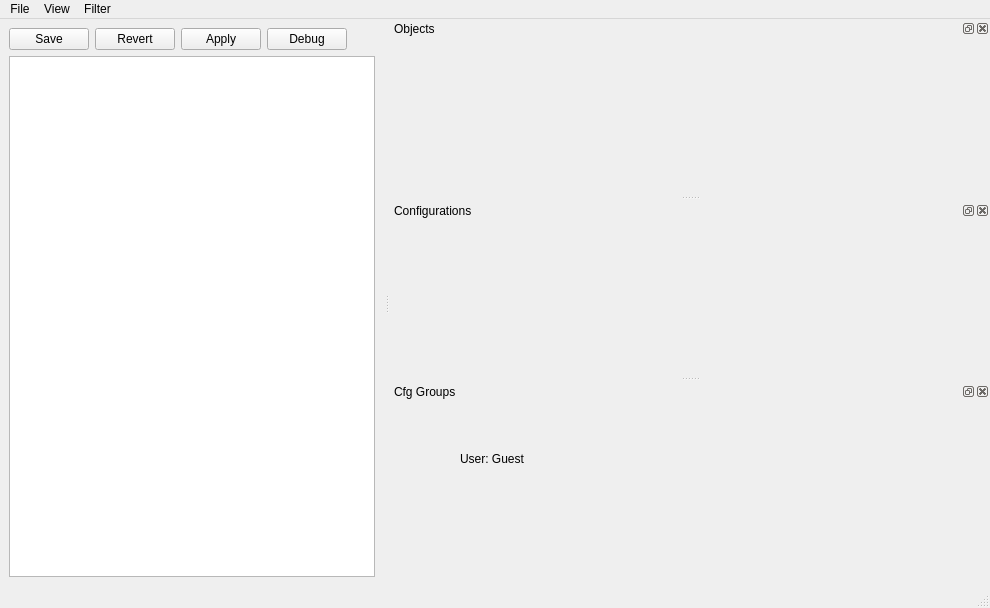
First picture: the form in pmgr/pmgr.ui, repository pcdshub/pmgr, before the edit.
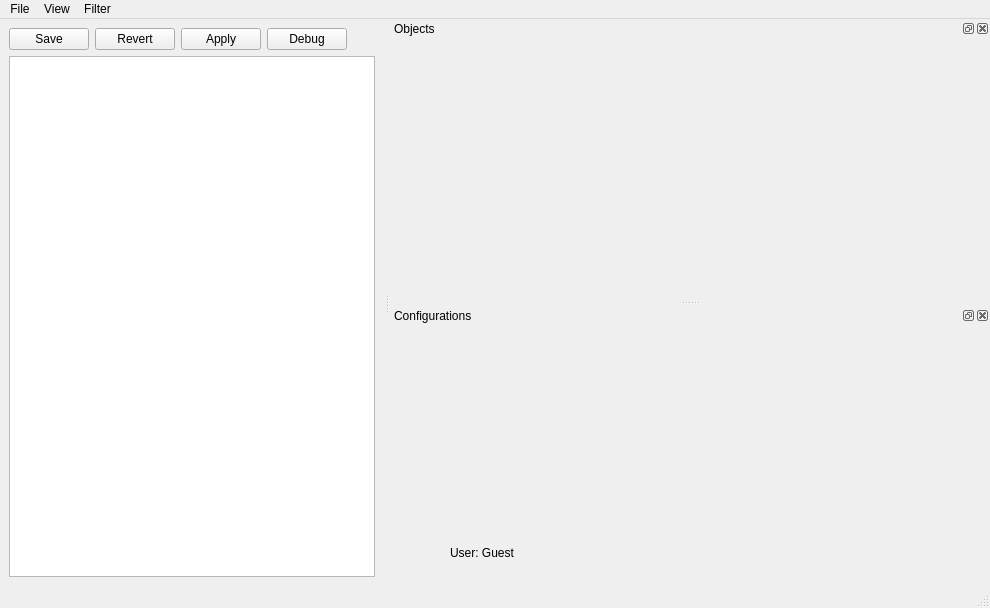
Second picture: the form after the edit. Custom widgets are drawn as their Qt base class.

Commit message: Update the DB to remove the group-related files and procs.  Start of the NWO: no serialnumber-based autoconfig!  No inheritance!

```diff
--- a/pmgr/pmgr.ui
+++ b/pmgr/pmgr.ui
@@ -204,51 +204,12 @@
    <attribute name="dockWidgetArea">
     <number>2</number>
    </attribute>
-   <widget class="FreezeTableView" name="configTable"/>
-  </widget>
-  <widget class="QDockWidget" name="groupWidget">
-   <property name="enabled">
-    <bool>true</bool>
-   </property>
-   <property name="sizePolicy">
-    <sizepolicy hsizetype="Maximum" vsizetype="Preferred">
-     <horstretch>6</horstretch>
-     <verstretch>0</verstretch>
-    </sizepolicy>
-   </property>
-   <property name="minimumSize">
-    <size>
-     <width>600</width>
-     <height>116</height>
-    </size>
-   </property>
-   <property name="toolTip">
-    <string>&lt;!DOCTYPE HTML PUBLIC &quot;-//W3C//DTD HTML 4.0//EN&quot; &quot;http://www.w3.org/TR/REC-html40/strict.dtd&quot;&gt;
-&lt;html&gt;&lt;head&gt;&lt;meta name=&quot;qrichtext&quot; content=&quot;1&quot; /&gt;&lt;style type=&quot;text/css&quot;&gt;
-p, li { white-space: pre-wrap; }
-&lt;/style&gt;&lt;/head&gt;&lt;body style=&quot; font-family:'Sans Serif'; font-size:9pt; font-weight:400; font-style:normal;&quot;&gt;
-&lt;table border=&quot;0&quot; style=&quot;-qt-table-type: root; margin-top:4px; margin-bottom:4px; margin-left:4px; margin-right:4px;&quot;&gt;
-&lt;tr&gt;
-&lt;td style=&quot;border: none;&quot;&gt;
-&lt;p style=&quot; margin-top:0px; margin-bottom:0px; margin-left:0px; margin-right:0px; -qt-block-indent:0; text-indent:0px;&quot;&gt;Black = Value is set in database.&lt;/p&gt;
-&lt;p style=&quot; margin-top:0px; margin-bottom:0px; margin-left:0px; margin-right:0px; -qt-block-indent:0; text-indent:0px;&quot;&gt;&lt;span style=&quot; color:#0000ff;&quot;&gt;Blue  &lt;/span&gt;= Value is in a new group.&lt;/p&gt;
-&lt;p style=&quot; margin-top:0px; margin-bottom:0px; margin-left:0px; margin-right:0px; -qt-block-indent:0; text-indent:0px;&quot;&gt;&lt;span style=&quot; color:#ff0000;&quot;&gt;Red   &lt;/span&gt;= Value is unsaved change.&lt;/p&gt;&lt;/td&gt;&lt;/tr&gt;&lt;/table&gt;&lt;/body&gt;&lt;/html&gt;</string>
-   </property>
-   <property name="allowedAreas">
-    <set>Qt::LeftDockWidgetArea|Qt::RightDockWidgetArea</set>
-   </property>
-   <property name="windowTitle">
-    <string>Cfg Groups</string>
-   </property>
-   <attribute name="dockWidgetArea">
-    <number>2</number>
-   </attribute>
-   <widget class="FreezeTableView" name="groupTable">
+   <widget class="FreezeTableView" name="configTable">
     <widget class="QLabel" name="userLabel">
      <property name="geometry">
       <rect>
-       <x>70</x>
-       <y>50</y>
+       <x>60</x>
+       <y>220</y>
        <width>121</width>
        <height>16</height>
       </rect>
```
Left out of the diff: 24 changed lines with no effect on the pictures. The commit also changes 16 other files.
